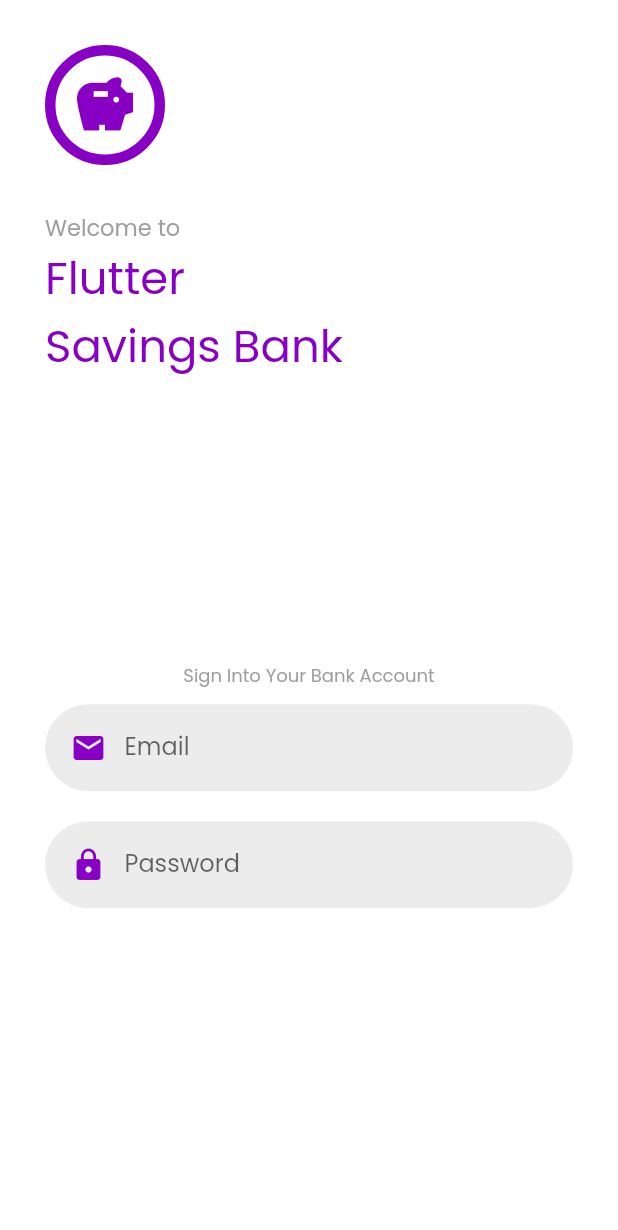
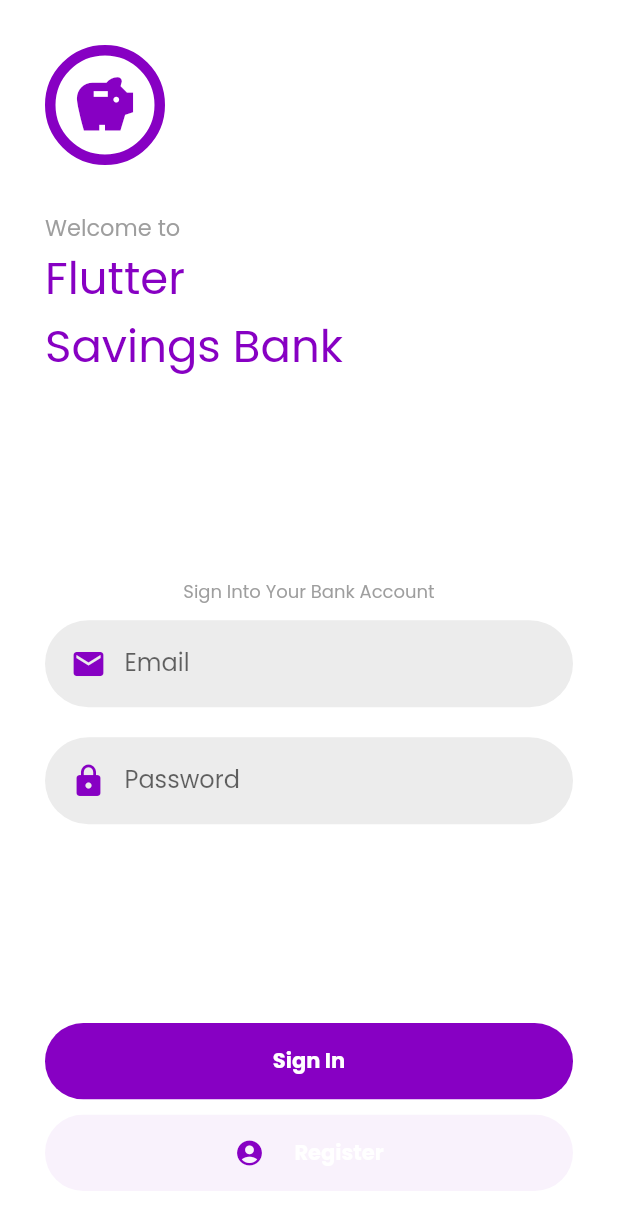
Before and after one commit to mertcandev/Flutter_Codelab_P5, a Flutter app: the screen it shows after launch, on a phone screen of 412 x 824 dp. Shown: the top 1230 px of the screen. Run offline on Flutter 3.47's test engine with Material 2 defaults, Android fonts, the light colour scheme and no system bars; our stand-ins replace google_fonts.

Commit message:
UI Changes

```diff
--- a/lib/pages/flutter_bank_login.dart
+++ b/lib/pages/flutter_bank_login.dart
@@ -2,6 +2,7 @@
 
 import 'package:flutter/material.dart';
 import 'package:flutter_codelab_p5/models/classes.dart';
+import 'package:flutter_codelab_p5/widgets/flutter_bank_main_button.dart';
 
 class FlutterBankLogin extends StatefulWidget {
   const FlutterBankLogin({Key? key}) : super(key: key);
@@ -111,7 +112,23 @@
                   )
                 ],
               ),
-            ))
+            )),
+            FlutterBankMainButton(
+              label: "Sign In",
+              enabled: true,
+              onTap: () {},
+            ),
+            SizedBox(
+              height: 10,
+            ),
+            FlutterBankMainButton(
+              label: "Register",
+              icon: Icons.account_circle,
+              onTap: () {},
+              backgroundColor: Utils.mainThemeColor.withOpacity(0.05),
+              iconColor: Utils.mainThemeColor,
+              labelColor: Utils.mainThemeColor,
+            )
           ],
         ),
       ),
--- /dev/null
+++ b/lib/widgets/flutter_bank_main_button.dart
@@ -0,0 +1,77 @@
+// ignore_for_file: prefer_const_constructors
+
+import 'package:flutter/material.dart';
+import 'package:flutter_codelab_p5/models/classes.dart';
+
+class FlutterBankMainButton extends StatelessWidget {
+  final Function? onTap;
+  final String? label;
+  final bool? enabled;
+  final IconData? icon;
+  final Color? backgroundColor;
+  final Color? iconColor;
+  final Color? labelColor;
+
+  const FlutterBankMainButton(
+      {Key? key,
+      this.onTap,
+      this.label,
+      this.enabled = true,
+      this.icon,
+      this.backgroundColor = Utils.mainThemeColor,
+      this.iconColor = Colors.white,
+      this.labelColor = Utils.mainThemeColor})
+      : super(key: key);
+
+  @override
+  Widget build(BuildContext context) {
+    return Column(
+      crossAxisAlignment: CrossAxisAlignment.stretch,
+      children: [
+        ClipRRect(
+          borderRadius: BorderRadius.circular(50),
+          child: Material(
+            color:
+                enabled! ? backgroundColor : backgroundColor!.withOpacity(0.5),
+            child: InkWell(
+              onTap: enabled!
+                  ? () {
+                      onTap!();
+                    }
+                  : null,
+              highlightColor: Colors.white.withOpacity(0.2),
+              splashColor: Colors.white.withOpacity(0.1),
+              child: Container(
+                padding: EdgeInsets.all(15),
+                decoration:
+                    BoxDecoration(borderRadius: BorderRadius.circular(50)),
+                child: Row(
+                    mainAxisAlignment: MainAxisAlignment.center,
+                    crossAxisAlignment: CrossAxisAlignment.center,
+                    children: [
+                      Visibility(
+                        visible: icon != null,
+                        child: Container(
+                          margin: EdgeInsets.only(right: 20),
+                          child: Icon(
+                            icon,
+                            color: iconColor,
+                            size: 20,
+                          ),
+                        ),
+                      ),
+                      Text(
+                        label!,
+                        textAlign: TextAlign.center,
+                        style: TextStyle(
+                            color: Colors.white, fontWeight: FontWeight.bold),
+                      ),
+                    ]),
+              ),
+            ),
+          ),
+        )
+      ],
+    );
+  }
+}
```
